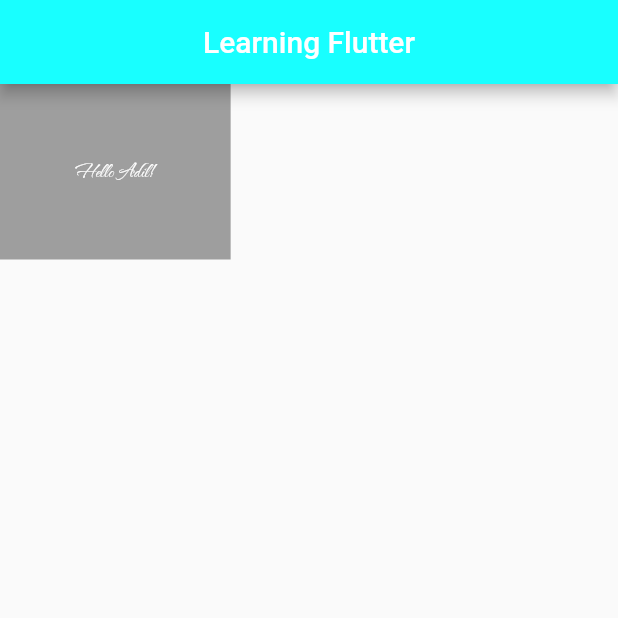
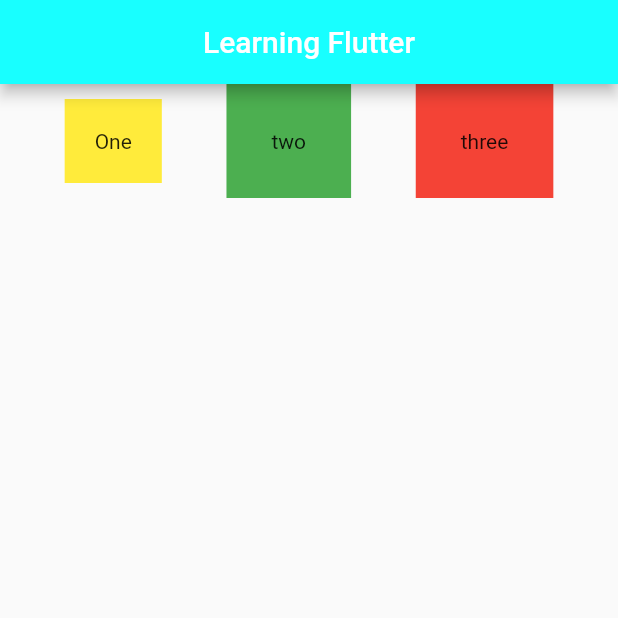
Before and after one commit to Adil5310/Learning-Flutter, a Flutter app: the screen it shows after launch, on a phone screen of 412 x 824 dp, the top half of it. Run offline on Flutter 3.47's test engine with Material 2 defaults, Android fonts, the phone set to English and light mode, and no system bars.

Commit message:
Learned about rows

```diff
--- a/lib/main.dart
+++ b/lib/main.dart
@@ -17,15 +17,26 @@ class Home extends StatelessWidget {
         title: const Text('Learning Flutter'),
         centerTitle: true,
       ),
-      body: Container(
-        padding: EdgeInsets.all(50),
-        color: Colors.grey,
-        child: const Text("Hello Adil!",
-        style: TextStyle(
-          color: Colors.white,
-          fontFamily: 'TheNautigal',
-        ),),
-      ),
+      body: Row(
+        mainAxisAlignment: MainAxisAlignment.spaceEvenly,
+        children: [
+          Container(
+            padding: EdgeInsets.all(20),
+            color: Colors.yellow,
+            child: Text('One'),
+          ),
+          Container(
+            padding: EdgeInsets.all(30),
+            color: Colors.green,
+            child: Text('two'),
+          ),
+          Container(
+            padding: EdgeInsets.all(30),
+            color: Colors.red,
+            child: Text('three'),
+          ),
+        ],
+      )
     );
   }
 }
```
